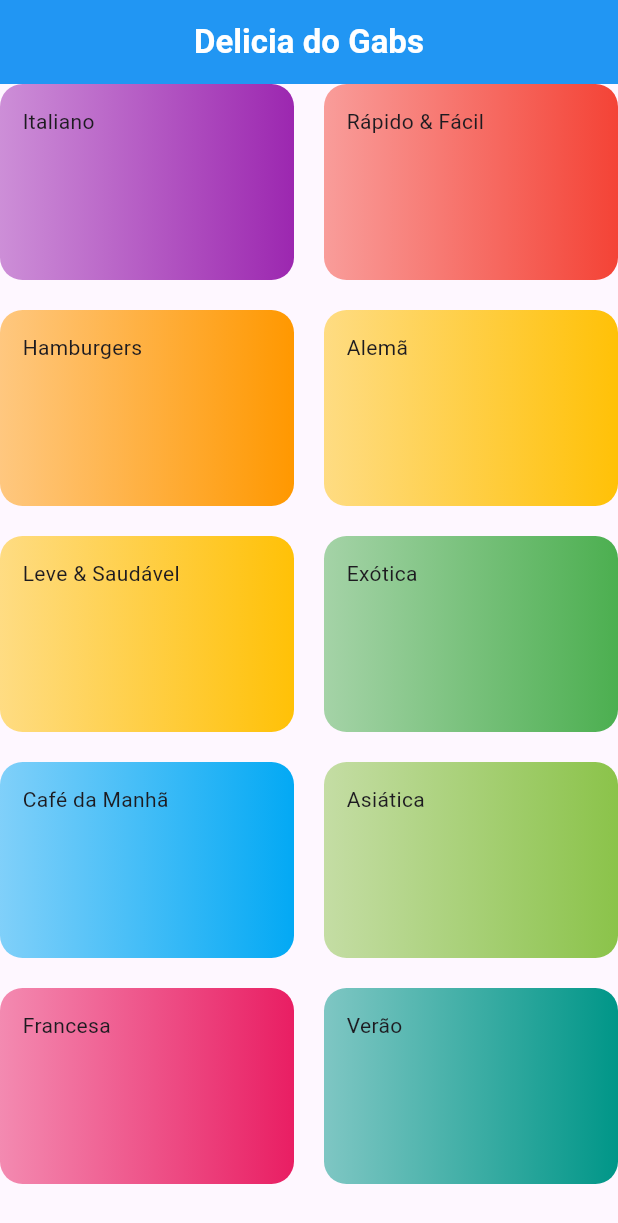
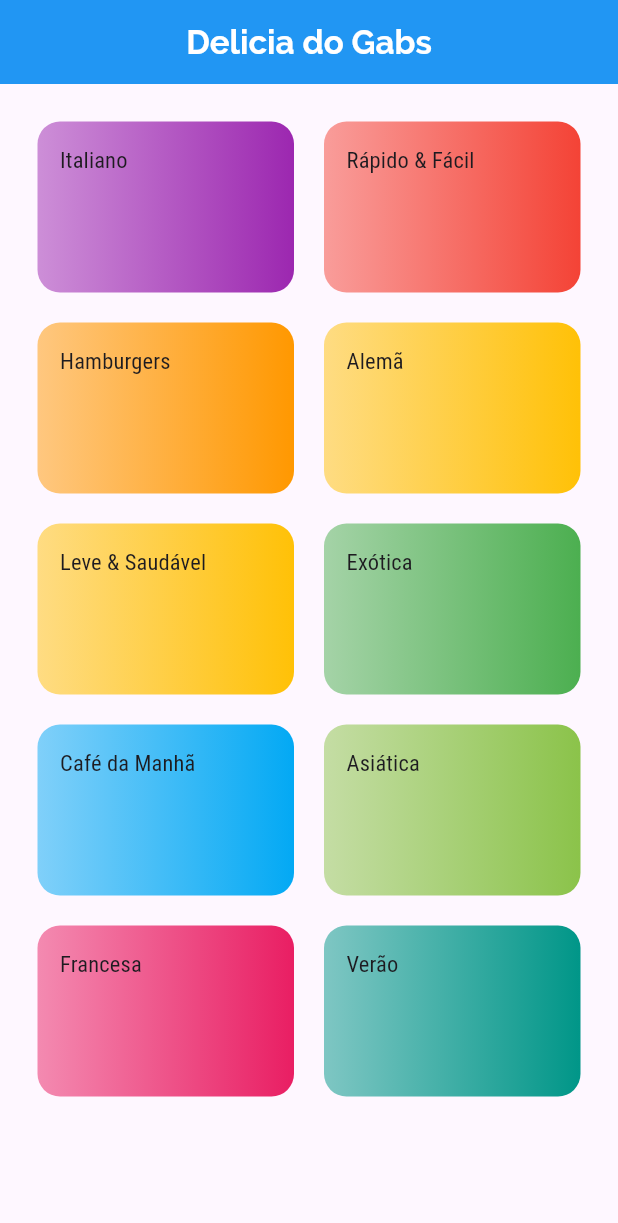
Before and after one commit to gabrielnavas/meals-flutter-app, a Flutter app: the screen it shows after launch, on a phone screen of 412 x 824 dp. Shown: the top 1223 px of the screen. Run offline on Flutter 3.47's test engine with Material 3 defaults, Android fonts, the phone set to English and light mode, and no system bars.

Commit message:
add padding and fonts

```diff
--- a/lib/main.dart
+++ b/lib/main.dart
@@ -1,10 +1,10 @@
 import 'package:flutter/material.dart';
 import 'package:meals_flutter_app/screens/categories_screen.dart';
 
-void main() => runApp(const MyApp());
+void main() => runApp(const MainApp());
 
-class MyApp extends StatelessWidget {
-  const MyApp({super.key});
+class MainApp extends StatelessWidget {
+  const MainApp({super.key});
 
   @override
   Widget build(BuildContext context) {
@@ -12,6 +12,15 @@
       title: 'DeliMealsApp',
       theme: ThemeData(
         primarySwatch: Colors.blue,
+        fontFamily: 'Raleway',
+        canvasColor: const Color.fromRGBO(255, 254, 229, 1),
+        textTheme: ThemeData.light().textTheme.copyWith(
+              titleSmall: const TextStyle(
+                fontSize: 15,
+                fontFamily: 'RobotoCondensed',
+                fontWeight: FontWeight.w400,
+              ),
+            ),
       ),
       home: const CategoriesScreen(),
     );
--- a/lib/screens/categories_screen.dart
+++ b/lib/screens/categories_screen.dart
@@ -11,6 +11,7 @@
         dummyCategories.map((e) => CategoryItem(e)).toList();
 
     Widget body = GridView(
+      padding: const EdgeInsets.all(25),
       gridDelegate: const SliverGridDelegateWithMaxCrossAxisExtent(
         maxCrossAxisExtent: 200, // tamanho máximo no cross axis
         childAspectRatio: 3 / 2, // proporção na largura e altura
@@ -35,6 +36,7 @@
           style: TextStyle(
             color: Colors.white,
             fontWeight: FontWeight.bold,
+            fontFamily: 'Raleway',
           ),
         ),
       ),
--- a/lib/widgets/category_item.dart
+++ b/lib/widgets/category_item.dart
@@ -21,7 +21,10 @@
           end: Alignment.topRight,
         ),
       ),
-      child: Text(category.title),
+      child: Text(
+        category.title,
+        style: Theme.of(context).textTheme.titleSmall,
+      ),
     );
   }
 }
```
Also changed, not shown: pubspec.yaml (+18 -11 lines), assets/fonts/Raleway-Black.ttf (added), assets/fonts/Raleway-Bold.ttf (added), assets/fonts/Raleway-Regular.ttf (added), assets/fonts/RobotoCondensed-Bold.ttf (added), assets/fonts/RobotoCondensed-Italic.ttf (added), assets/fonts/RobotoCondensed-Light.ttf (added), assets/fonts/RobotoCondensed-Regular.ttf (added).
